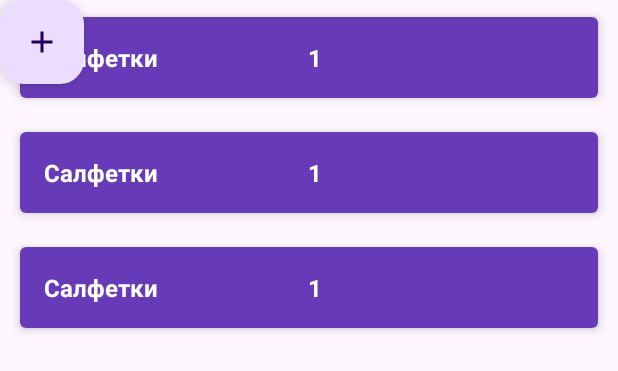
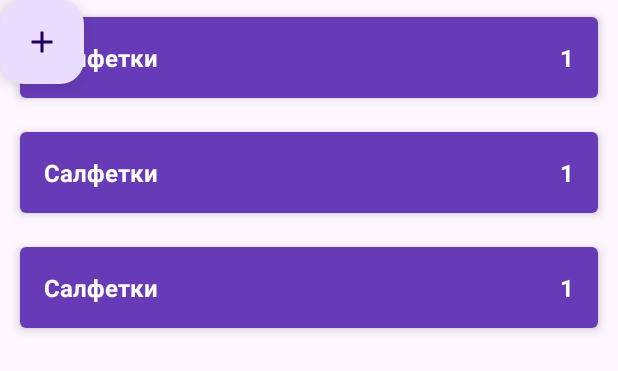
Before and after one commit to gipnozhard/ShoppingList, an Android app: the layout activity_main.xml on its own in the app's theme, with its tools: preview values and no code run, on a phone screen of 412 x 824 dp. Shown: the top 371 px of the screen. Run offline under Robolectric (Android 15) with nearby library versions, the phone set to English and light mode, and no system bars.

Commit message:
Layout for ShoppingList

```diff
--- a/app/src/main/res/layout/item_shop_disabled.xml
+++ b/app/src/main/res/layout/item_shop_disabled.xml
@@ -33,7 +33,7 @@
             android:id="@+id/tv_count"
             android:layout_width="wrap_content"
             android:layout_height="wrap_content"
-            android:layout_weight="1"
+            android:layout_weight="0"
             android:textColor="@color/white"
             android:textSize="16sp"
             android:textStyle="bold"
--- a/app/src/main/res/layout/item_shop_enabled.xml
+++ b/app/src/main/res/layout/item_shop_enabled.xml
@@ -33,7 +33,7 @@
             android:id="@+id/tv_count"
             android:layout_width="wrap_content"
             android:layout_height="wrap_content"
-            android:layout_weight="1"
+            android:layout_weight="0"
             android:textColor="@color/white"
             android:textSize="16sp"
             android:textStyle="bold"
```
